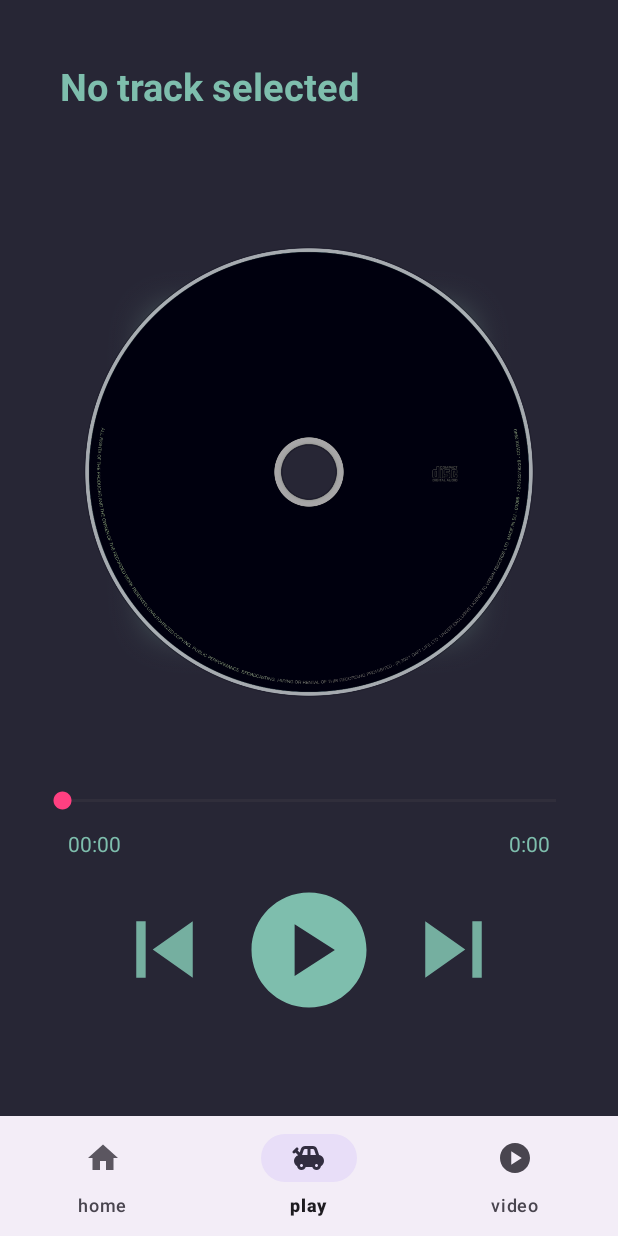
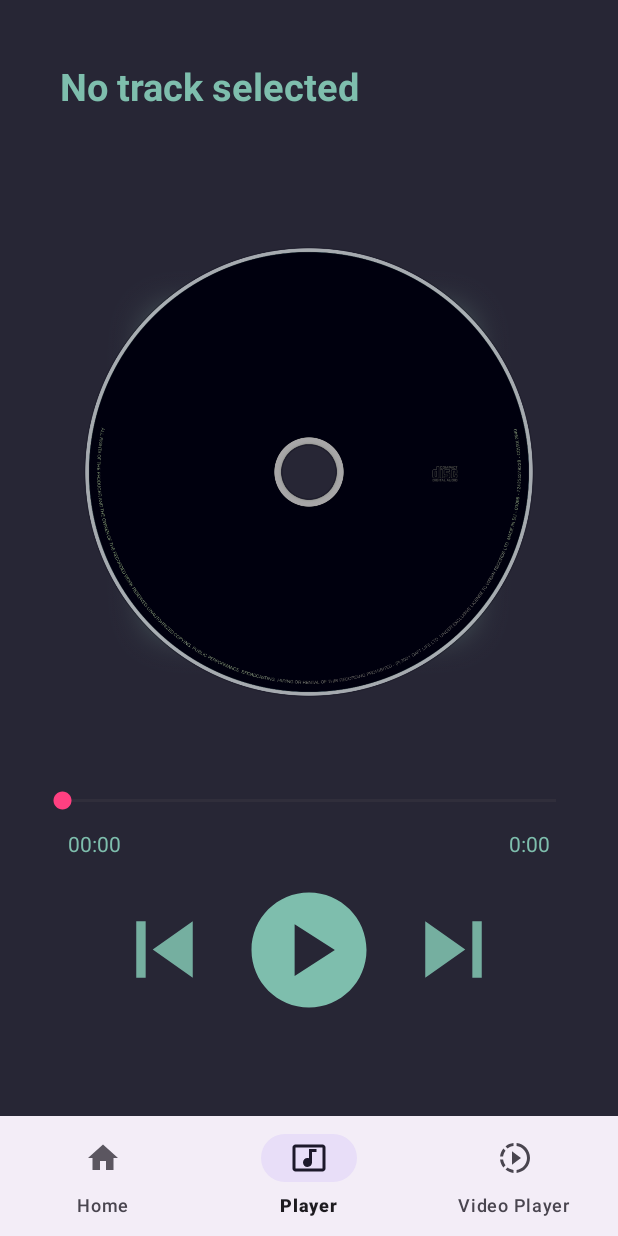
Before and after one commit to PedaleDivino/CoffeePlayer, an Android app: the screen it shows after launch (MainActivity), item 2 of the bottom bar chosen, on a phone screen of 412 x 824 dp. Run offline under Robolectric (Android 15) with nearby library versions, the phone set to English and light mode, and no system bars; 3 statements that could not run were skipped.

Commit message:
aggiornamento grafica generale (Luca.S)

```diff
--- a/app/src/main/res/drawable/smth.xml
+++ b/app/src/main/res/drawable/smth.xml
@@ -1,5 +1,5 @@
-<vector android:alpha="0.9" android:height="50dp" android:tint="#424651"
+<vector android:height="24dp" android:tint="#7EBEAD"
     android:viewportHeight="24" android:viewportWidth="24"
-    android:width="50dp" xmlns:android="http://schemas.android.com/apk/res/android">
-    <path android:fillColor="@android:color/white" android:pathData="M22,14c0,-1.95 -1.4,-3.57 -3.25,-3.92L17.4,6.05C17,4.82 15.85,4 14.56,4H9.44C8.15,4 7,4.82 6.6,6.05L5.81,8.4L4.41,7l0.29,-0.29c0.39,-0.39 0.39,-1.02 0,-1.41c-0.39,-0.39 -1.02,-0.39 -1.41,0l-2,2c-0.39,0.39 -0.39,1.02 0,1.41c0.39,0.39 1.02,0.39 1.41,0L3,8.41l1.79,1.79C3.18,10.72 2,12.22 2,14c0,1.5 0.83,2.79 2.05,3.48C4.28,18.9 5.51,20 7,20c1.3,0 2.4,-0.84 2.82,-2h4.37c0.41,1.16 1.51,2 2.82,2c1.49,0 2.72,-1.1 2.95,-2.52C21.17,16.79 22,15.5 22,14zM7,18c-0.55,0 -1,-0.45 -1,-1s0.45,-1 1,-1s1,0.45 1,1S7.55,18 7,18zM11,10H7.41L7.39,9.98l1.1,-3.3C8.63,6.27 9.01,6 9.44,6H11V10zM13,6h1.56c0.43,0 0.81,0.27 0.95,0.68L16.61,10H13V6zM17,18c-0.55,0 -1,-0.45 -1,-1s0.45,-1 1,-1s1,0.45 1,1S17.55,18 17,18z"/>
+    android:width="24dp" xmlns:android="http://schemas.android.com/apk/res/android">
+    <path android:fillColor="@android:color/white" android:pathData="M21,3L3,3c-1.1,0 -2,0.9 -2,2v14c0,1.1 0.9,2 2,2h18c1.1,0 2,-0.9 2,-2L23,5c0,-1.1 -0.9,-2 -2,-2zM21,19L3,19L3,5h18v14zM8,15c0,-1.66 1.34,-3 3,-3 0.35,0 0.69,0.07 1,0.18L12,6h5v2h-3v7.03c-0.02,1.64 -1.35,2.97 -3,2.97 -1.66,0 -3,-1.34 -3,-3z"/>
 </vector>
--- /dev/null
+++ b/app/src/main/res/drawable/video_player.xml
@@ -0,0 +1,5 @@
+<vector android:height="24dp" android:tint="#7EBEAD"
+    android:viewportHeight="24" android:viewportWidth="24"
+    android:width="24dp" xmlns:android="http://schemas.android.com/apk/res/android">
+    <path android:fillColor="@android:color/white" android:pathData="M13.05,9.79L10,7.5v9l3.05,-2.29L16,12zM13.05,9.79L10,7.5v9l3.05,-2.29L16,12zM13.05,9.79L10,7.5v9l3.05,-2.29L16,12zM11,4.07L11,2.05c-2.01,0.2 -3.84,1 -5.32,2.21L7.1,5.69c1.11,-0.86 2.44,-1.44 3.9,-1.62zM5.69,7.1L4.26,5.68C3.05,7.16 2.25,8.99 2.05,11h2.02c0.18,-1.46 0.76,-2.79 1.62,-3.9zM4.07,13L2.05,13c0.2,2.01 1,3.84 2.21,5.32l1.43,-1.43c-0.86,-1.1 -1.44,-2.43 -1.62,-3.89zM5.68,19.74C7.16,20.95 9,21.75 11,21.95v-2.02c-1.46,-0.18 -2.79,-0.76 -3.9,-1.62l-1.42,1.43zM22,12c0,5.16 -3.92,9.42 -8.95,9.95v-2.02C16.97,19.41 20,16.05 20,12s-3.03,-7.41 -6.95,-7.93L13.05,2.05C18.08,2.58 22,6.84 22,12z"/>
+</vector>
--- a/app/src/main/res/menu/bottom_navbar.xml
+++ b/app/src/main/res/menu/bottom_navbar.xml
@@ -5,16 +5,16 @@
         android:id="@+id/home"
         android:enabled="true"
         android:icon="@drawable/home"
-        android:title="@string/home"/>
+        android:title="Home"/>
     <item
         android:id="@+id/play"
         android:enabled="true"
         android:icon="@drawable/smth"
-        android:title="play"/>
+        android:title="Player"/>
     <item
         android:id="@+id/video"
         android:enabled="true"
-        android:icon="@drawable/play"
-        android:title="video"/>
+        android:icon="@drawable/video_player"
+        android:title="Video Player"/>
 
 </menu>
```
